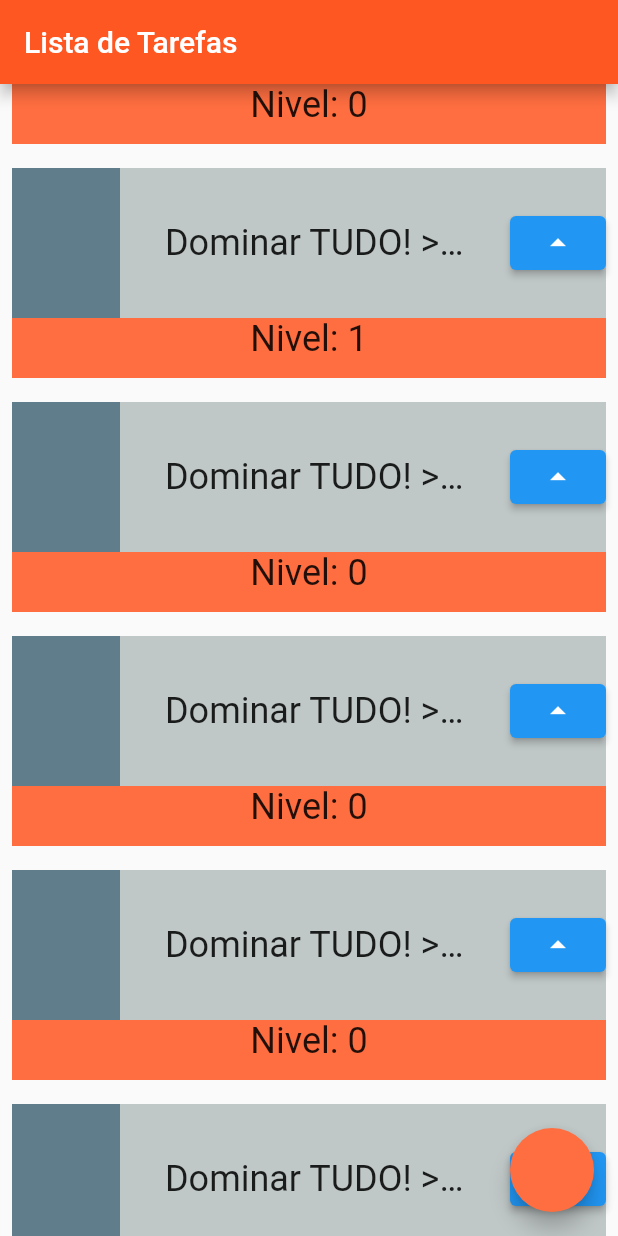
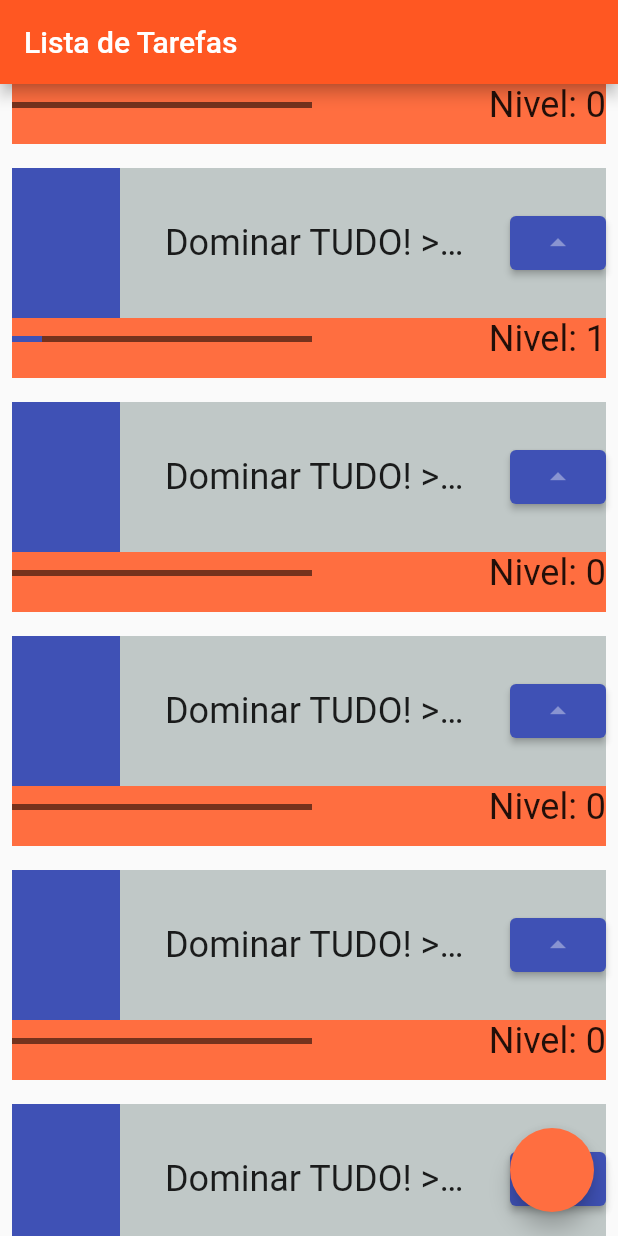
Before and after one commit to jrrodrigo421/Estudos_Flutter, a Flutter app: the screen it shows after launch, scrolled down 576 dp, after a tap on the "arrow drop up" icon, on a phone screen of 412 x 824 dp. Run offline on Flutter 3.47's test engine with Material 2 defaults, Android fonts, the phone set to English and light mode, and no system bars.

Commit message:
LinearProgressIndicator, setState nivel++

```diff
--- a/lib/main.dart
+++ b/lib/main.dart
@@ -19,12 +19,16 @@ class MyApp extends StatelessWidget {
           backgroundColor: Colors.deepOrange,
           title: const Text('Lista de Tarefas'),
         ),
-        body:  ListView(
+        body: ListView(
           scrollDirection: Axis.vertical,
           children: const [
-            Task(nome: 'Dominar Dart',),
+            Task(
+              nome: 'Dominar Dart',
+            ),
             Task(nome: 'Dominar Flutter'),
-            Task(nome: 'Dominar leitura de documentação',),
+            Task(
+              nome: 'Dominar leitura de documentação',
+            ),
             Task(nome: 'Dominar UI/UX'),
             Task(nome: 'Dominar TUDO! >> #FÉ'),
             Task(nome: 'Dominar TUDO! >> #FÉ'),
@@ -34,7 +38,6 @@ class MyApp extends StatelessWidget {
             Task(nome: 'Dominar TUDO! >> #FÉ'),
             Task(nome: 'Dominar TUDO! >> #FÉ'),
             Task(nome: 'Dominar TUDO! >> #FÉ'),
-
           ],
         ),
         floatingActionButton: FloatingActionButton(
@@ -58,12 +61,10 @@ class Task extends StatefulWidget {
 }
 
 class _TaskState extends State<Task> {
-
   int nivel = 0;
 
   @override
   Widget build(BuildContext context) {
-
     return Padding(
       padding: const EdgeInsets.all(8.0),
       child: Container(
@@ -83,26 +84,53 @@ class _TaskState extends State<Task> {
                     mainAxisAlignment: MainAxisAlignment.spaceBetween,
                     children: [
                       Container(
-                        color: Colors.blueGrey,
+                        color: Colors.indigo,
                         width: 72,
                         height: 100,
                       ),
                       Container(
+                        // color: Colors.orange,
                         width: 200,
-                        child: Text(widget.nome, style: TextStyle(fontSize: 24), overflow: TextOverflow.ellipsis,
+                        child: Text(
+                          widget.nome,
+                          style: TextStyle(fontSize: 24),
+                          overflow: TextOverflow.ellipsis,
                         ),
                       ),
                       ElevatedButton(
-                          onPressed: () {
-                            setState(() {
-                              nivel++;
-                            });
-                            print('$nivel');
-                          }, child: Icon(Icons.arrow_drop_up))
+                        style: ButtonStyle(
+                          backgroundColor: MaterialStateProperty.all(Colors.indigo),
+                        ),
+                        onPressed: () {
+                          setState(() {
+                            nivel++;
+                          });
+                          print('$nivel');
+                        },
+                        child: Icon(
+                          Icons.arrow_drop_up, color: Colors.white38,
+                        ),
+                      )
                     ],
                   ),
                 ),
-                Text('Nivel: $nivel', style: TextStyle(fontSize: 24),)
+                Row(
+                  mainAxisAlignment: MainAxisAlignment.spaceBetween,
+                  children: [
+                    Container(
+                      child: LinearProgressIndicator(
+                        color: Colors.indigo,
+                        backgroundColor: Colors.black54,
+                        value: nivel / 10,
+                      ),
+                      width: 200,
+                    ),
+                    Text(
+                      'Nivel: $nivel',
+                      style: TextStyle(fontSize: 24),
+                    ),
+                  ],
+                ),
               ],
             )
           ],
```
